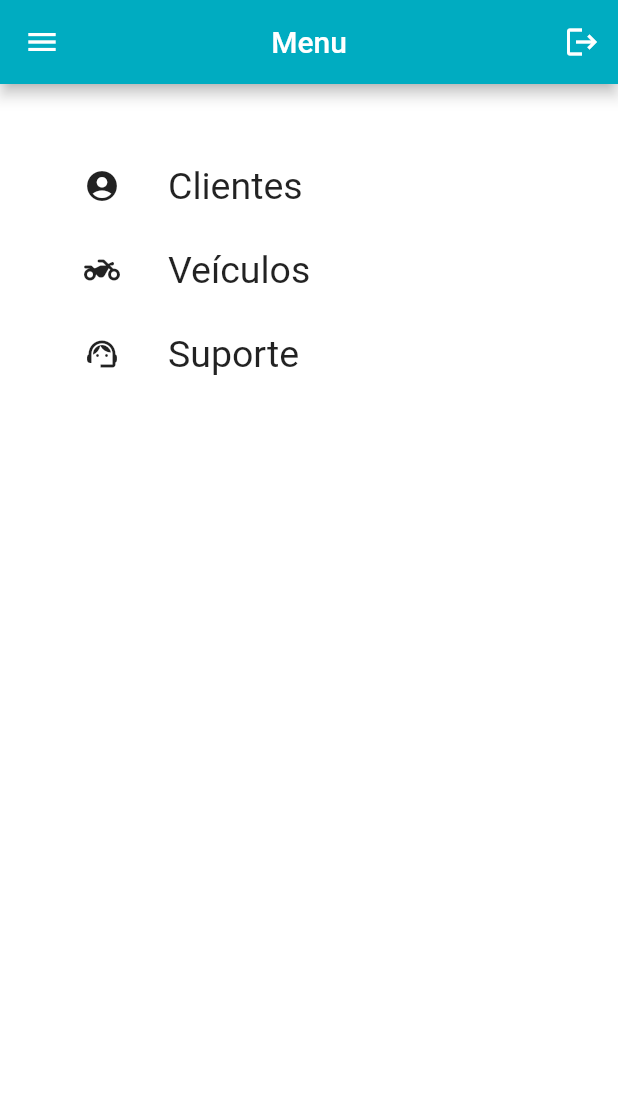
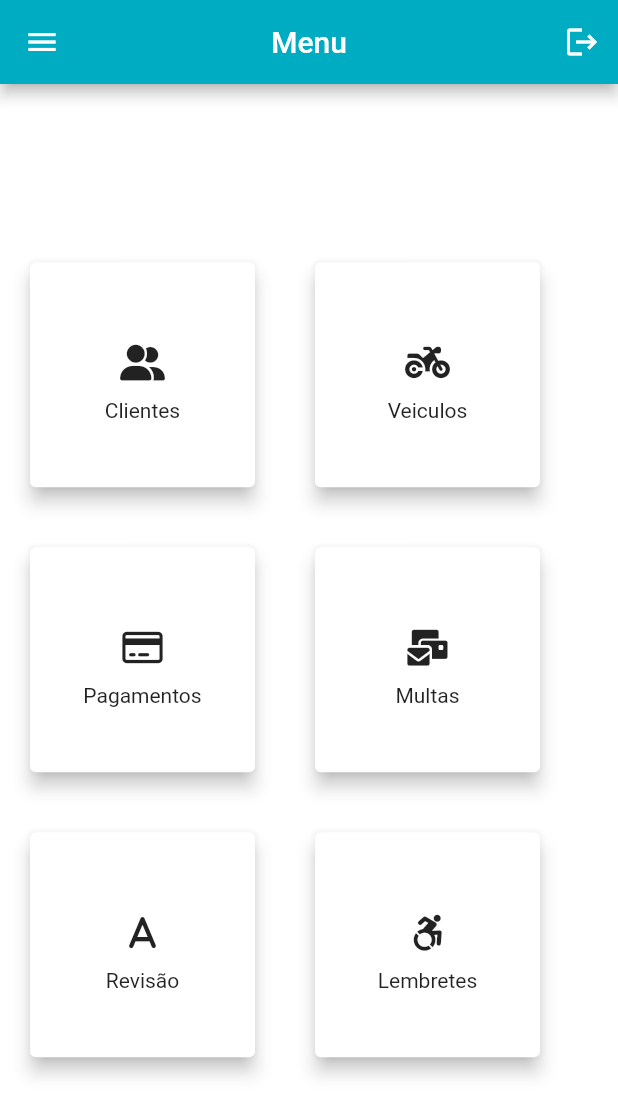
Before and after one commit to marceloboas10/TCC_Aluguel_Motos-Flutter, a Flutter app: the screen it shows after launch, in the side drawer, after a tap on the "logout" icon, on a phone screen of 412 x 824 dp. Shown: the top 1116 px of the screen. Run offline on Flutter 3.47's test engine with Material 2 defaults, Android fonts, the phone set to English and light mode, and no system bars; our stand-ins replace cloud_firestore, firebase_auth, firebase_core, font_awesome_flutter; accounts and stored records are empty.

Commit message:
novo menu inicial

```diff
--- /dev/null
+++ b/lib/constants.dart
@@ -0,0 +1,5 @@
+import 'package:flutter/material.dart';
+
+const kPrimaryColor = Color(0xFF0C9869);
+const kTextColor = Color(0xFF3C4046);
+const double kDefaultPadding = 20.0;
--- /dev/null
+++ b/lib/funcoes/saudacao.dart
@@ -0,0 +1,12 @@
+void saudacao(){
+var now = DateTime.now();
+  var hour = now.hour;
+
+  if (hour >= 6 && hour < 12) {
+    print("Bom dia");
+  } else if (hour >= 12 && hour < 18) {
+    print("Boa tarde");
+  } else {
+    print("Boa noite");
+  }
+}
--- a/lib/main.dart
+++ b/lib/main.dart
@@ -1,6 +1,6 @@
 import 'package:aluguel_moto/cadastros/cadastroConta.dart';
 import 'package:aluguel_moto/formularios/form_veiculo.dart';
-import 'package:aluguel_moto/telas/menu.dart';
+import 'package:aluguel_moto/telas/home_page.dart';
 import 'package:aluguel_moto/telas/sobre.dart';
 import 'package:aluguel_moto/telas/telaLogin.dart';
 import 'package:firebase_core/firebase_core.dart';
@@ -19,11 +19,12 @@ Future<void> main() async {
   runApp(MaterialApp(
     debugShowCheckedModeBanner: false,
     //theme: ThemeData(primarySwatch: Colors.amber),
-    initialRoute: '/menu',
+    initialRoute: '/home_page',
     routes: {
       '/telaLogin': (context) => TelaLogin(),
       '/cadastroConta': (context) => CadastroConta(),
-      '/menu': (context)=> TelaMenu(),
+      '/home_page':(context) => HomePage(),
+      //'/menu': (context)=> TelaMenu(),
       '/cadastroCliente': (context) => CadastroCliente(),
       '/form_cliente': (context) => FormCliente(),
       '/cadastroVeiculo': (context) => CadastroVeiculo(),
--- /dev/null
+++ b/lib/telas/home_page.dart
@@ -0,0 +1,47 @@
+import 'package:aluguel_moto/telas/menu_inicial.dart';
+import 'package:aluguel_moto/widgets/menu_drawer.dart';
+import 'package:firebase_auth/firebase_auth.dart';
+import 'package:flutter/material.dart';
+
+class HomePage extends StatefulWidget {
+  const HomePage({super.key});
+
+  @override
+  State<HomePage> createState() => _HomePageState();
+}
+
+class _HomePageState extends State<HomePage> {
+  //Menu Drawer
+  final drawerHeader = UserAccountsDrawerHeader(
+    accountName: Text('Marcelo Vilas Boas'),
+    accountEmail: Text('marcelo.boas@fatec.sp.gov.br'),
+    decoration: BoxDecoration(color: Colors.cyan[600]),
+    currentAccountPicture: CircleAvatar(
+      child: FlutterLogo(size: 42.0),
+      backgroundColor: Colors.white,
+    ),
+  );
+
+  @override
+  Widget build(BuildContext context) {
+    return Scaffold(
+        drawer: Drawer(
+          child: MenuDrawer(drawerHeader: drawerHeader),
+        ),
+        appBar: AppBar(
+          title: Text('Menu'),
+          centerTitle: true,
+          backgroundColor: Colors.cyan[600],
+          actions: [
+            IconButton(
+                icon: Icon(Icons.logout),
+                onPressed: () {
+                  FirebaseAuth.instance.signOut();
+                  Navigator.pushReplacementNamed(context, '/telaLogin');
+                }),
+          ],
+        ),
+        backgroundColor: Colors.white,
+        body: MenuInicial());
+  }
+}
--- a/lib/telas/menu.dart
+++ /dev/null
@@ -1,183 +0,0 @@
-import 'package:firebase_auth/firebase_auth.dart';
-import 'package:flutter/material.dart';
-
-class TelaMenu extends StatefulWidget {
-  @override
-  _TelaMenuState createState() => _TelaMenuState();
-}
-
-class _TelaMenuState extends State<TelaMenu> {
-  @override
-  Widget build(BuildContext context) {
-    //Menu Drawer
-    final drawerHeader = UserAccountsDrawerHeader(
-      accountName: Text('Marcelo Vilas Boas'),
-      accountEmail: Text('marcelo.boas@fatec.sp.gov.br'),
-      decoration: BoxDecoration(color: Colors.cyan[600]),
-      currentAccountPicture: CircleAvatar(
-        child: FlutterLogo(size: 42.0),
-        backgroundColor: Colors.white,
-      ),
-    );
-    final drawerItems = ListView(
-      padding: EdgeInsets.zero,
-      children: <Widget>[
-        drawerHeader,
-        ListTile(
-          leading: Icon(
-            Icons.account_circle,
-            color: Colors.black,
-          ),
-          title: Text(
-            'Clientes',
-            style: TextStyle(
-              fontSize: 18,
-              color: Colors.black,
-            ),
-          ),
-          onTap: () => Navigator.pushNamed(context, '/cadastroCliente'),
-        ),
-        ListTile(
-          leading: Icon(
-            Icons.motorcycle,
-            color: Colors.black,
-          ),
-          title: Text(
-            'Veículos',
-            style: TextStyle(
-              fontSize: 18,
-              color: Colors.black,
-            ),
-          ),
-          onTap: () => Navigator.pushNamed(context, '/cadastroVeiculo'),
-        ),
-        ListTile(
-          leading: Icon(
-            Icons.monetization_on_outlined,
-            color: Colors.black,
-          ),
-          title: Text(
-            'Pagamentos',
-            style: TextStyle(
-              fontSize: 18,
-              color: Colors.black,
-            ),
-          ),
-          onTap: () => Navigator.pushNamed(context, ''),
-        ),
-        ListTile(
-          leading: Icon(
-            Icons.monetization_on_outlined,
-            color: Colors.black,
-          ),
-          title: Text(
-            'Multas',
-            style: TextStyle(
-              fontSize: 18,
-              color: Colors.black,
-            ),
-          ),
-          onTap: () => Navigator.pushNamed(context, ''),
-        ),
-        ListTile(
-          leading: Icon(
-            Icons.alarm_outlined,
-            color: Colors.black,
-          ),
-          title: Text(
-            'Lembretes',
-            style: TextStyle(
-              fontSize: 18,
-              color: Colors.black,
-            ),
-          ),
-          onTap: () => Navigator.pushNamed(context, '/cadastroLembretes'),
-        ),
-        ListTile(
-          leading: Icon(
-            Icons.support_agent,
-            color: Colors.black,
-          ),
-          title: Text(
-            'Suporte',
-            style: TextStyle(
-              fontSize: 18,
-              color: Colors.black,
-            ),
-          ),
-          onTap: () => Navigator.pushNamed(context, '/sobre'),
-        ),
-      ],
-    );
-    return Scaffold(
-      drawer: Drawer(
-        child: drawerItems,
-      ),
-      appBar: AppBar(
-        title: Text('Menu'),
-        centerTitle: true,
-        backgroundColor: Colors.cyan[600],
-        actions: [
-          IconButton(
-              icon: Icon(Icons.logout),
-              onPressed: () {
-                FirebaseAuth.instance.signOut();
-                Navigator.pushReplacementNamed(context, '/telaLogin');
-              }),
-        ],
-      ),
-      backgroundColor: Colors.white,
-      body: Container(
-        padding: EdgeInsets.all(40),
-        child: ListView(
-          children: [
-            ListTile(
-              leading: Icon(
-                Icons.account_circle,
-                color: Colors.black87,
-              ),
-              title: Text(
-                'Clientes',
-                style: TextStyle(
-                  fontSize: 25,
-                  color: Colors.black87,
-                ),
-              ),
-              onTap: () {
-                Navigator.pushNamed(context, '/cadastroCliente');
-              },
-            ),
-            ListTile(
-              leading: Icon(
-                Icons.two_wheeler_rounded,
-                color: Colors.black87,
-              ),
-              title: Text('Veículos',
-                  style: TextStyle(
-                    fontSize: 25,
-                    color: Colors.black87,
-                  )),
-              onTap: () {
-                Navigator.pushNamed(context, '/cadastroVeiculo');
-              },
-            ),
-            ListTile(
-              leading: Icon(
-                Icons.support_agent,
-                color: Colors.black87,
-              ),
-              title: Text('Suporte',
-                  style: TextStyle(
-                    fontSize: 25,
-                    color: Colors.black87,
-                  )),
-              onTap: () {
-                Navigator.pushNamed(context, '/sobre');
-              },
-            ),
-          ],
-        ),
-      ),
-    );
-  }
-}
--- /dev/null
+++ b/lib/telas/menu_inicial.dart
@@ -0,0 +1,133 @@
+import 'package:aluguel_moto/constants.dart';
+import 'package:aluguel_moto/funcoes/saudacao.dart';
+import 'package:flutter/material.dart';
+import 'package:font_awesome_flutter/font_awesome_flutter.dart';
+
+import '../widgets/card_menu.dart';
+
+class MenuInicial extends StatefulWidget {
+  const MenuInicial({
+    super.key,
+  });
+
+  @override
+  State<MenuInicial> createState() => _MenuInicialState();
+}
+
+class _MenuInicialState extends State<MenuInicial> {
+  @override
+  Widget build(BuildContext context) {
+    Size size = MediaQuery.of(context).size;
+
+    return Column(
+      children: [
+        Container(
+          height: size.height * 0.12,
+          width: size.width * 0.9,
+          child: Row(
+            children: [],
+          ),
+        ),
+        Row(
+          children: [
+            CardMenu(
+              nomeCard: 'Clientes',
+              icon: FaIcon(FontAwesomeIcons.userGroup),
+              navigator: () {
+                Navigator.pushNamed(context, '/cadastroCliente');
+              },
+            ),
+            CardMenu(
+              nomeCard: 'Veiculos',
+              icon: FaIcon(FontAwesomeIcons.motorcycle),
+              navigator: () {
+                Navigator.pushNamed(context, '/cadastroVeiculo');
+              },
+            ),
+          ],
+        ),
+        Row(
+          children: [
+            CardMenu(
+              nomeCard: 'Pagamentos',
+              icon: FaIcon(FontAwesomeIcons.creditCard),
+              navigator: () {},
+            ),
+            CardMenu(
+              nomeCard: 'Multas',
+              icon: FaIcon(FontAwesomeIcons.envelopesBulk),
+              navigator: () {},
+            ),
+          ],
+        ),
+        Row(
+          children: [
+            CardMenu(
+              nomeCard: 'Revisão',
+              icon: FaIcon(FontAwesomeIcons.a),
+              navigator: () {},
+            ),
+            CardMenu(
+              nomeCard: 'Lembretes',
+              icon: FaIcon(FontAwesomeIcons.accessibleIcon),
+              navigator: () {},
+            ),
+          ],
+        )
+      ],
+    );
+  }
+}
+
+// MENU ANTIGO
+// Container(
+//       padding: EdgeInsets.all(40),
+//       child: ListView(
+//         children: [
+//           ListTile(
+//             leading: Icon(
+//               Icons.account_circle,
+//               color: Colors.black87,
+//             ),
+//             title: Text(
+//               'Clientes',
+//               style: TextStyle(
+//                 fontSize: 25,
+//                 color: Colors.black87,
+//               ),
+//             ),
+//             onTap: () {
+//               Navigator.pushNamed(context, '/cadastroCliente');
+//             },
+//           ),
+//           ListTile(
+//             leading: Icon(
+//               Icons.two_wheeler_rounded,
+//               color: Colors.black87,
+//             ),
+//             title: Text('Veículos',
+//                 style: TextStyle(
+//                   fontSize: 25,
+//                   color: Colors.black87,
+//                 )),
+//             onTap: () {
+//               Navigator.pushNamed(context, '/cadastroVeiculo');
+//             },
+//           ),
+//           ListTile(
+//             leading: Icon(
+//               Icons.support_agent,
+//               color: Colors.black87,
+//             ),
+//             title: Text('Suporte',
+//                 style: TextStyle(
+//                   fontSize: 25,
+//                   color: Colors.black87,
+//                 )),
+//             onTap: () {
+//               Navigator.pushNamed(context, '/sobre');
+//             },
+//           ),
+//         ],
+//       ),
+//     );
--- /dev/null
+++ b/lib/widgets/card_menu.dart
@@ -0,0 +1,38 @@
+import 'package:flutter/material.dart';
+import 'package:font_awesome_flutter/font_awesome_flutter.dart';
+
+import '../constants.dart';
+
+class CardMenu extends StatelessWidget {
+  const CardMenu(
+      {super.key,
+      required this.nomeCard,
+      required this.icon,
+      required this.navigator});
+
+  final String nomeCard;
+  final Widget icon;
+  final VoidCallback navigator;
+
+  @override
+  Widget build(BuildContext context) {
+    return Card(
+      elevation: 5,
+      margin: EdgeInsets.all(kDefaultPadding),
+      child: Container(
+        width: 150,
+        height: 150,
+        child: Column(
+          mainAxisAlignment: MainAxisAlignment.center,
+          children: [
+            IconButton(
+              onPressed: navigator,
+              icon: icon,
+            ),
+            Text(nomeCard),
+          ],
+        ),
+      ),
+    );
+  }
+}
--- /dev/null
+++ b/lib/widgets/menu_drawer.dart
@@ -0,0 +1,105 @@
+import 'package:flutter/material.dart';
+
+
+class MenuDrawer extends StatelessWidget {
+  const MenuDrawer({
+    super.key,
+    required this.drawerHeader,
+  });
+
+  final UserAccountsDrawerHeader drawerHeader;
+
+  @override
+  Widget build(BuildContext context) {
+    return ListView(
+      padding: EdgeInsets.zero,
+      children: <Widget>[
+        drawerHeader,
+        ListTile(
+          leading: Icon(
+            Icons.account_circle,
+            color: Colors.black,
+          ),
+          title: Text(
+            'Clientes',
+            style: TextStyle(
+              fontSize: 18,
+              color: Colors.black,
+            ),
+          ),
+          onTap: () => Navigator.pushNamed(context, '/cadastroCliente'),
+        ),
+        ListTile(
+          leading: Icon(
+            Icons.motorcycle,
+            color: Colors.black,
+          ),
+          title: Text(
+            'Veículos',
+            style: TextStyle(
+              fontSize: 18,
+              color: Colors.black,
+            ),
+          ),
+          onTap: () => Navigator.pushNamed(context, '/cadastroVeiculo'),
+        ),
+        ListTile(
+          leading: Icon(
+            Icons.monetization_on_outlined,
+            color: Colors.black,
+          ),
+          title: Text(
+            'Pagamentos',
+            style: TextStyle(
+              fontSize: 18,
+              color: Colors.black,
+            ),
+          ),
+          onTap: () => Navigator.pushNamed(context, ''),
+        ),
+        ListTile(
+          leading: Icon(
+            Icons.monetization_on_outlined,
+            color: Colors.black,
+          ),
+          title: Text(
+            'Multas',
+            style: TextStyle(
+              fontSize: 18,
+              color: Colors.black,
+            ),
+          ),
+          onTap: () => Navigator.pushNamed(context, ''),
+        ),
+        ListTile(
+          leading: Icon(
+            Icons.alarm_outlined,
+            color: Colors.black,
+          ),
+          title: Text(
+            'Lembretes',
+            style: TextStyle(
+              fontSize: 18,
+              color: Colors.black,
+            ),
+          ),
+          onTap: () => Navigator.pushNamed(context, '/cadastroLembretes'),
+        ),
+        ListTile(
+          leading: Icon(
+            Icons.support_agent,
+            color: Colors.black,
+          ),
+          title: Text(
+            'Suporte',
+            style: TextStyle(
+              fontSize: 18,
+              color: Colors.black,
+            ),
+          ),
+          onTap: () => Navigator.pushNamed(context, '/sobre'),
+        ),
+      ],
+    );
+  }
+}
--- a/pubspec.yaml
+++ b/pubspec.yaml
@@ -34,6 +34,8 @@ dependencies:
   firebase_core: ^1.3.0
   firebase_auth: ^1.4.1
   http: ^0.13.5
+  font_awesome_flutter: ^10.4.0
+
 
 dev_dependencies:
   flutter_test:
@@ -53,7 +55,7 @@ flutter:
   # To add assets to your application, add an assets section, like this:
   assets:
 
-     - lib/imagens/
+     - images/
 
   # An image asset can refer to one or more resolution-specific "variants", see
   # https://flutter.dev/assets-and-images/#resolution-aware.
```
Also changed, not shown: images/logo.png (renamed from lib/imagens/logo.png), images/logo1.png (renamed from lib/imagens/logo1.png), images/logo11.jpeg (renamed from lib/imagens/logo11.jpeg), images/marcelo.jpg (renamed from lib/imagens/marcelo.jpg), images/titan.jpg (renamed from lib/imagens/titan.jpg), pubspec.lock.
